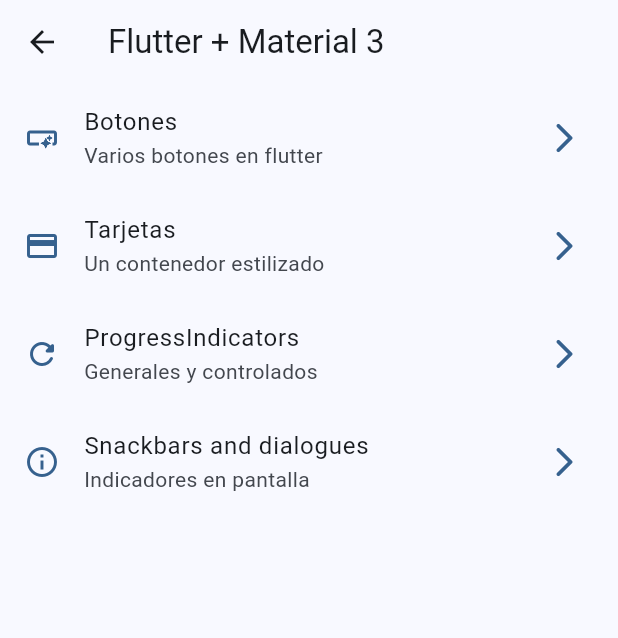
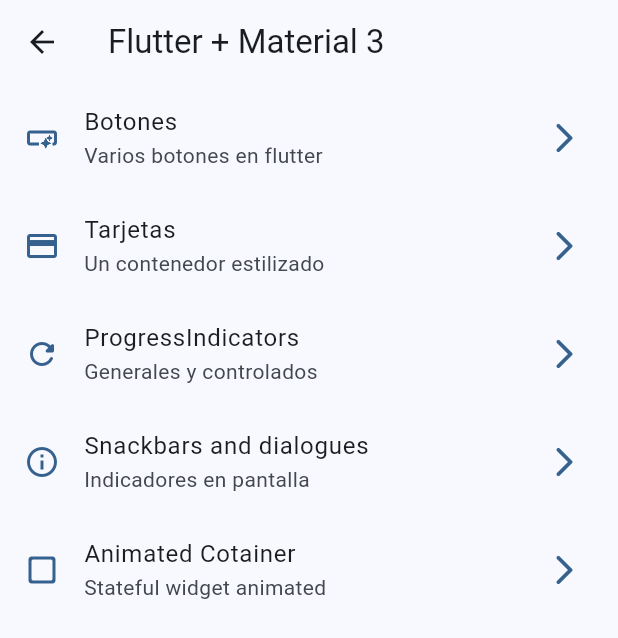
Before and after one commit to samuelrponce/Flutter-Dart, a Flutter app: the HomeScreen screen opened directly, on a phone screen of 412 x 824 dp. Shown: the top 638 px of the screen. Run offline on Flutter 3.47's test engine with Material 2 defaults, Android fonts, the phone set to English and light mode, and no system bars; our stand-ins replace go_router; statements that could not run were skipped.

Commit message:
avance
avance

```diff
--- a/widgets_app/lib/config/menu/menu_items.dart
+++ b/widgets_app/lib/config/menu/menu_items.dart
@@ -38,4 +38,10 @@
     link: '/snackbars',
     icon: Icons.info_outline,
   ),
+  MenuItem(
+    title: 'Animated Cotainer',
+    subTitle: 'Stateful widget animated',
+    link: '/animated',
+    icon: Icons.check_box_outline_blank_rounded,
+  ),
 ];
--- a/widgets_app/lib/config/router/app_router.dart
+++ b/widgets_app/lib/config/router/app_router.dart
@@ -30,5 +30,10 @@
       name: SnackbarScreen.name,
       builder: (context, state) => const SnackbarScreen(),
     ),
+    GoRoute(
+      path: '/animated',
+      name: AnimatedScreen.name,
+      builder: (context, state) => const AnimatedScreen(),
+    ),
   ],
 );
```
Also changed, not shown: widgets_app/lib/presentation/screens/animated/animated_screen.dart (+9 -1 lines).
